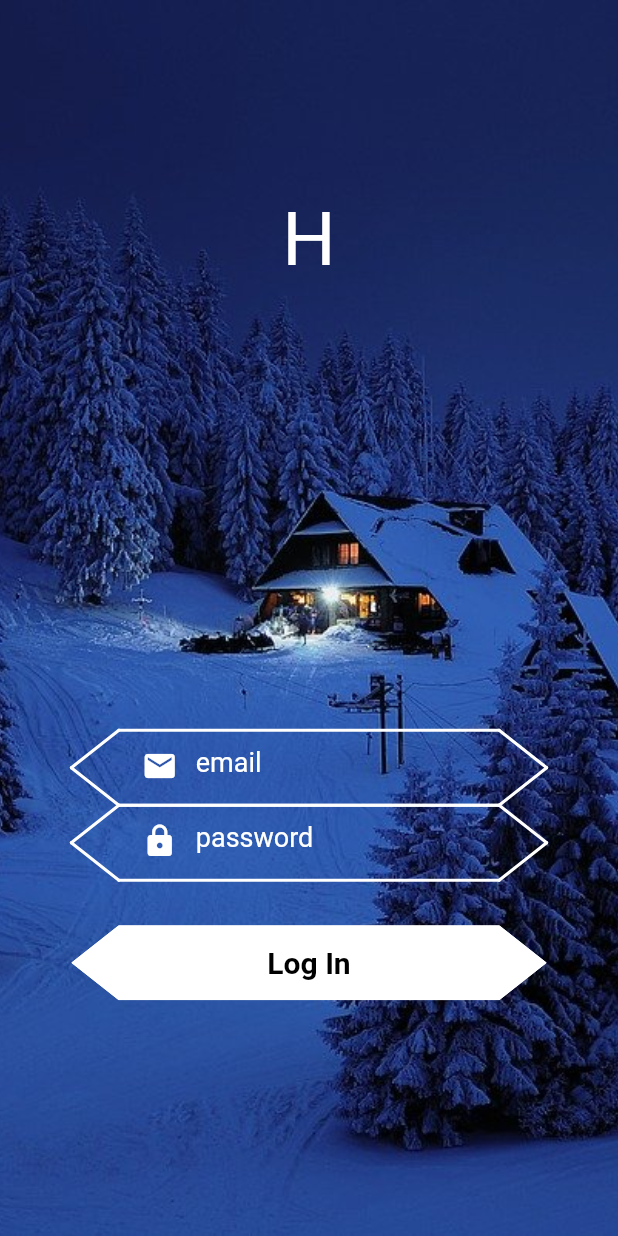
After one commit to shelarsuhas/flutter_ui_demos, a Flutter app: the LoginPage3 screen opened directly, after a tap on "Log In", on a phone screen of 412 x 824 dp. The commit adds this screen. Run offline on Flutter 3.47's test engine with Material 2 defaults, Android fonts, the phone set to English and light mode, and no system bars; our stand-ins replace flutter_neumorphic, font_awesome_flutter; missing offline and left inert: polygon_clipper.

Commit message:
Login Page 3

```diff
--- a/lib/routes/router.dart
+++ b/lib/routes/router.dart
@@ -1,6 +1,7 @@
 import 'package:flutter/material.dart';
 import 'package:flutter_ui_demos/src/detail_screen/pages/detail_page_1.dart';
 import 'package:flutter_ui_demos/src/home/pages/home_1.dart';
+import 'package:flutter_ui_demos/src/login/pages/login_page_3.dart';
 import 'package:font_awesome_flutter/font_awesome_flutter.dart';
 
 import '../data/common_models/list_item.dart';
@@ -27,6 +28,12 @@ final List<dynamic> routes = [
         page: LoginPage2(),
         icon: Icons.person,
         path: LoginPage1.path,
+      ),
+      SubListItem(
+        name: 'Login Page 3',
+        page: LoginPage3(),
+        icon: Icons.person,
+        path: LoginPage3.path,
       ),
       SubListItem(
         name: 'Register Page 1',
--- a/lib/src/detail_screen/pages/detail_page_1.dart
+++ b/lib/src/detail_screen/pages/detail_page_1.dart
@@ -1,7 +1,8 @@
 import 'package:flutter/material.dart';
 import 'package:flutter_neumorphic/flutter_neumorphic.dart';
-import 'package:flutter_ui_demos/src/detail_screen/widgets/arc_painter.dart';
 import 'package:font_awesome_flutter/font_awesome_flutter.dart';
+
+import '../widgets/arc_painter.dart';
 
 // Author: Suhas Shelar
 // GitHub: https://github.com/shelarsuhas
@@ -20,6 +21,9 @@ class _DetailPage1State extends State<DetailPage1> {
   Widget build(BuildContext context) {
     Size size = MediaQuery.of(context).size;
     return Scaffold(
+      appBar: AppBar(
+        backgroundColor: Color(0xffDBE6E8),
+      ),
       body: SafeArea(
         child: SingleChildScrollView(
           child: Container(
@@ -105,7 +109,13 @@ class _DetailPage1State extends State<DetailPage1> {
                       Column(
                         crossAxisAlignment: CrossAxisAlignment.start,
                         children: <Widget>[
-                          Text('Current temerature'),
+                          Text(
+                            'Current temerature',
+                            style: TextStyle(
+                              color: textColorPrimary,
+                              fontSize: 16,
+                            ),
+                          ),
                           SizedBox(height: 10),
                           Text(
                             '18.5',
@@ -119,10 +129,22 @@ class _DetailPage1State extends State<DetailPage1> {
                       Column(
                         crossAxisAlignment: CrossAxisAlignment.start,
                         children: <Widget>[
-                          Text('Turn on/off'),
+                          Text(
+                            'Turn on/off',
+                            style: TextStyle(
+                              color: textColorPrimary,
+                              fontSize: 16,
+                            ),
+                          ),
                           SizedBox(height: 10),
                           NeumorphicSwitch(
-                            height: 30,
+                            style: NeumorphicSwitchStyle(
+                              trackDepth: 20,
+                              thumbDepth: 5,
+                              lightSource: LightSource.topLeft,
+                              activeTrackColor: Colors.grey.shade300,
+                            ),
+                            height: 32,
                             isEnabled: true,
                             value: isChecked,
                             onChanged: (value) {
--- a/lib/src/login/pages/login_page_2.dart
+++ b/lib/src/login/pages/login_page_2.dart
@@ -27,9 +27,9 @@ class _LoginPage2State extends State<LoginPage2> {
   @override
   Widget build(BuildContext context) {
     Size size = MediaQuery.of(context).size;
-    return Scaffold(
-      body: SafeArea(
-        child: SingleChildScrollView(
+    return SafeArea(
+      child: Scaffold(
+        body: SingleChildScrollView(
           child: Container(
             color: Color(0xfff8f8f8),
             height: size.height -
--- /dev/null
+++ b/lib/src/login/pages/login_page_3.dart
@@ -0,0 +1,284 @@
+import 'dart:ui';
+
+import 'package:flutter/material.dart';
+import 'package:polygon_clipper/polygon_border.dart';
+
+// Author: Suhas Shelar
+// GitHub: https://github.com/shelarsuhas
+
+class LoginPage3 extends StatefulWidget {
+  static final String path = "lib/src/login/pages/login_page_3.dart";
+  @override
+  _LoginPage3State createState() => _LoginPage3State();
+}
+
+class _LoginPage3State extends State<LoginPage3> {
+  @override
+  Widget build(BuildContext context) {
+    Size size = MediaQuery.of(context).size;
+    return SafeArea(
+      child: Scaffold(
+        body: SingleChildScrollView(
+          child: Container(
+            width: size.width,
+            height: size.height,
+            child: Stack(
+              children: <Widget>[
+                Image.asset(
+                  'assets/images/snow.png',
+                  width: size.width,
+                  height: size.height,
+                  fit: BoxFit.cover,
+                ),
+                // Positioned.fill(
+                //   child: Container(
+                //     color: Colors.black26,
+                //   ),
+                // ),
+                // Positioned.fill(
+                //   child: BackdropFilter(
+                //     filter: ImageFilter.blur(
+                //       sigmaX: 1,
+                //       sigmaY: 1,
+                //     ),
+                //     child: Container(
+                //       color: Colors.black.withAlpha(30),
+                //     ),
+                //   ),
+                // ),
+                Align(
+                  alignment: Alignment.topCenter,
+                  child: Padding(
+                    padding: const EdgeInsets.only(top: 75),
+                    child: Container(
+                      width: 60,
+                      height: 60,
+                      decoration: ShapeDecoration(
+                        shape: PolygonBorder(
+                          sides: 6,
+                          borderRadius: 1.0,
+                          border: BorderSide(color: Colors.white, width: 2),
+                        ),
+                      ),
+                    ),
+                  ),
+                ),
+                Align(
+                  alignment: Alignment.topCenter,
+                  child: Padding(
+                    padding: const EdgeInsets.only(top: 160, left: 100),
+                    child: Container(
+                      width: 60,
+                      height: 60,
+                      decoration: ShapeDecoration(
+                        shape: PolygonBorder(
+                          sides: 6,
+                          borderRadius: 1.0,
+                          border: BorderSide(color: Colors.white, width: 2),
+                        ),
+                      ),
+                    ),
+                  ),
+                ),
+                Align(
+                  alignment: Alignment.topCenter,
+                  child: Padding(
+                    padding: const EdgeInsets.only(top: 160, right: 100),
+                    child: Container(
+                      width: 60,
+                      height: 60,
+                      decoration: ShapeDecoration(
+                        shape: PolygonBorder(
+                          sides: 6,
+                          borderRadius: 1.0,
+                          border: BorderSide(color: Colors.white, width: 2),
+                        ),
+                      ),
+                    ),
+                  ),
+                ),
+                Align(
+                  alignment: Alignment.topCenter,
+                  child: Padding(
+                    padding: const EdgeInsets.only(
+                      top: 100.0,
+                    ),
+                    child: Container(
+                      width: 120,
+                      height: 120,
+                      decoration: ShapeDecoration(
+                        shape: PolygonBorder(
+                          sides: 6,
+                          borderRadius: 1.0,
+                          border: BorderSide(color: Colors.white, width: 3),
+                        ),
+                      ),
+                      child: Center(
+                        child: Text(
+                          'H',
+                          style: TextStyle(
+                            fontSize: 50,
+                            fontWeight: FontWeight.w400,
+                            color: Colors.white,
+                          ),
+                        ),
+                      ),
+                    ),
+                  ),
+                ),
+
+                Padding(
+                  padding: new EdgeInsets.only(top: size.height / 2.5),
+                  child: Align(
+                    alignment: Alignment.center,
+                    child: Column(
+                      mainAxisSize: MainAxisSize.min,
+                      children: <Widget>[
+                        _buildTextField(
+                          size: size,
+                          hint: 'email',
+                          prefixIcon: Icons.email,
+                          isPassword: false,
+                        ),
+                        _buildTextField(
+                          size: size,
+                          hint: 'password',
+                          prefixIcon: Icons.lock,
+                          isPassword: true,
+                        ),
+                        SizedBox(
+                          height: 30,
+                        ),
+                        ClipPath(
+                          clipper: Sky(),
+                          child: Material(
+                            color: Colors.white,
+                            child: InkWell(
+                              onTap: () {},
+                              child: Container(
+                                width: size.width / 1.3,
+                                height: 50,
+                                color: Colors.white,
+                                child: Center(
+                                  child: Text(
+                                    'Log In',
+                                    style: TextStyle(
+                                        fontSize: 20,
+                                        color: Colors.black,
+                                        fontWeight: FontWeight.w600),
+                                  ),
+                                ),
+                              ),
+                            ),
+                          ),
+                        ),
+                      ],
+                    ),
+                  ),
+                ),
+              ],
+            ),
+          ),
+        ),
+      ),
+    );
+  }
+
+  Container _buildTextField(
+      {Size size, String hint, IconData prefixIcon, bool isPassword}) {
+    return Container(
+      width: size.width / 1.3,
+      height: 50,
+      child: CustomPaint(
+        painter: BeveledBorderPainter(
+          lineColor: Colors.white,
+          width: 2,
+        ),
+        child: Padding(
+          padding: const EdgeInsets.symmetric(horizontal: 35),
+          child: TextField(
+            cursorColor: Colors.white,
+            keyboardType: TextInputType.text,
+            obscureText: isPassword,
+            style: TextStyle(
+              fontSize: 18,
+              color: Colors.white,
+            ),
+            decoration: InputDecoration(
+              prefixIcon: Icon(
+                prefixIcon,
+                color: Colors.white,
+              ),
+              hintText: hint,
+              contentPadding:
+                  EdgeInsets.only(left: 15, bottom: 11, top: 11, right: 15),
+              hintStyle: TextStyle(
+                color: Colors.white,
+              ),
+              border: InputBorder.none,
+              focusedBorder: InputBorder.none,
+              enabledBorder: InputBorder.none,
+              errorBorder: InputBorder.none,
+              disabledBorder: InputBorder.none,
+            ),
+          ),
+        ),
+      ),
+    );
+  }
+}
+
+class BeveledBorderPainter extends CustomPainter {
+  Color lineColor;
+  double width;
+  BeveledBorderPainter({this.lineColor, this.width});
+  @override
+  void paint(Canvas canvas, Size size) {
+    double h = size.height;
+    double w = size.width;
+
+    Paint line = new Paint()
+      ..color = lineColor
+      ..strokeCap = StrokeCap.round
+      ..style = PaintingStyle.stroke
+      ..strokeWidth = width;
+
+    double xOffset = 0.1;
+
+    canvas.drawLine(Offset(w * xOffset, h), Offset(w - w * xOffset, h), line);
+    canvas.drawLine(Offset(w - w * xOffset, h), Offset(w, h / 2), line);
+    canvas.drawLine(Offset(w, h / 2), Offset(w - w * xOffset, 0), line);
+    canvas.drawLine(Offset(w - w * xOffset, 0), Offset(w * xOffset, 0.0), line);
+    canvas.drawLine(Offset(w * xOffset, 0.0), Offset(0.0, h / 2), line);
+    canvas.drawLine(Offset(0.0, h / 2), Offset(w * xOffset, h), line);
+  }
+
+  @override
+  bool shouldRepaint(CustomPainter oldDelegate) {
+    return true;
+  }
+}
+
+class Sky extends CustomClipper<Path> {
+  @override
+  getClip(Size size) {
+    double h = size.height;
+    double w = size.width;
+
+    double xOffset = 0.1;
+    Path path = Path()
+      ..lineTo(w * xOffset, h)
+      ..lineTo(w - w * xOffset, h)
+      ..lineTo(w, h / 2)
+      ..lineTo(w - w * xOffset, 0)
+      ..lineTo(w * xOffset, 0.0)
+      ..lineTo(0.0, h / 2)
+      ..lineTo(w * xOffset, h);
+    return path;
+  }
+
+  @override
+  bool shouldReclip(CustomClipper oldClipper) {
+    return true;
+  }
+}
--- a/pubspec.yaml
+++ b/pubspec.yaml
@@ -32,6 +32,8 @@ dependencies:
   font_awesome_flutter: ^8.8.1
   #Neumorphic Library
   flutter_neumorphic: ^3.0.1
+  #Draw Polygon
+  polygon_clipper: ^1.0.2
 
 dev_dependencies:
   flutter_test:
```
Also changed, not shown: assets/images/mountains.png (added), assets/images/snow.png (added), pubspec.lock.
